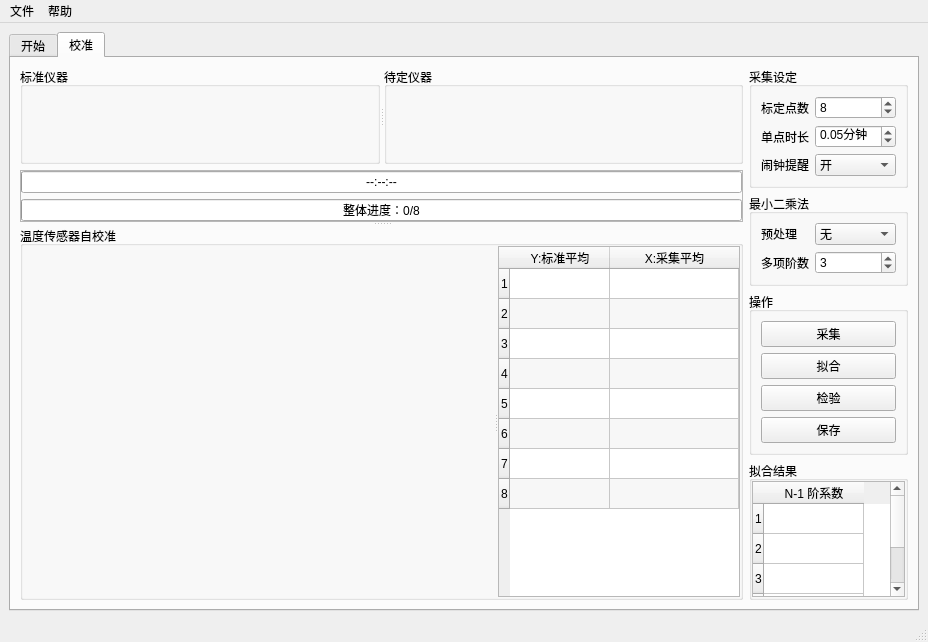
The window that mainwindow.ui (m-RNA/TemperatureSelfCorrectionBasedOnQtSerial) describes before a commit, drawn with Qt 5.
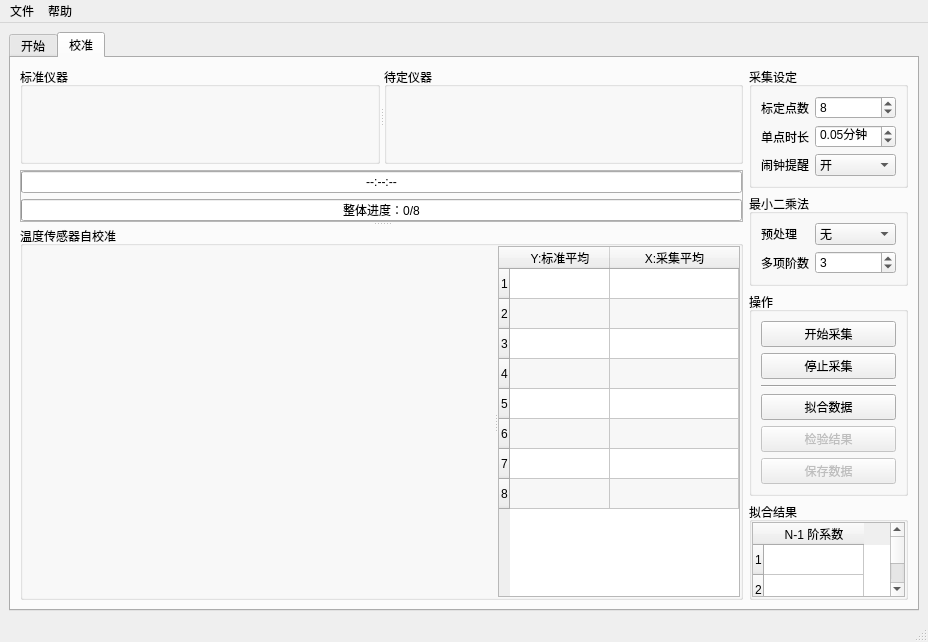
The same window after the commit. Icons and pictures are not drawn. Custom widgets are drawn as their Qt base class.

Commit message: 优化：采集按钮的交互逻辑与相关代码

Diff of the .ui file:
```diff
--- a/mainwindow.ui
+++ b/mainwindow.ui
@@ -554,8 +554,25 @@
               <string>操作</string>
              </property>
              <layout class="QGridLayout" name="gridLayout_4">
-              <item row="3" column="0">
+              <item row="9" column="1" colspan="2">
+               <widget class="QPushButton" name="pushButton_26">
+                <property name="enabled">
+                 <bool>false</bool>
+                </property>
+                <property name="text">
+                 <string>保存数据</string>
+                </property>
+                <property name="icon">
+                 <iconset resource="main.qrc">
+                  <normaloff>:/icon/save.ico</normaloff>:/icon/save.ico</iconset>
+                </property>
+               </widget>
+              </item>
+              <item row="8" column="1" colspan="2">
                <widget class="QPushButton" name="pushButton_25">
+                <property name="enabled">
+                 <bool>false</bool>
+                </property>
                 <property name="sizePolicy">
                  <sizepolicy hsizetype="Minimum" vsizetype="Fixed">
                   <horstretch>0</horstretch>
@@ -563,7 +580,7 @@
                  </sizepolicy>
                 </property>
                 <property name="text">
-                 <string>检验</string>
+                 <string>检验结果</string>
                 </property>
                 <property name="icon">
                  <iconset resource="main.qrc">
@@ -571,7 +588,7 @@
                 </property>
                </widget>
               </item>
-              <item row="0" column="0">
+              <item row="1" column="1" colspan="2">
                <widget class="QPushButton" name="btnCollect">
                 <property name="sizePolicy">
                  <sizepolicy hsizetype="Minimum" vsizetype="Fixed">
@@ -580,7 +597,7 @@
                  </sizepolicy>
                 </property>
                 <property name="text">
-                 <string>采集</string>
+                 <string>开始采集</string>
                 </property>
                 <property name="icon">
                  <iconset resource="main.qrc">
@@ -588,7 +605,7 @@
                 </property>
                </widget>
               </item>
-              <item row="1" column="0">
+              <item row="4" column="1" colspan="2">
                <widget class="QPushButton" name="btnFit">
                 <property name="sizePolicy">
                  <sizepolicy hsizetype="Minimum" vsizetype="Fixed">
@@ -597,7 +614,7 @@
                  </sizepolicy>
                 </property>
                 <property name="text">
-                 <string>拟合</string>
+                 <string>拟合数据</string>
                 </property>
                 <property name="icon">
                  <iconset resource="main.qrc">
@@ -605,14 +622,30 @@
                 </property>
                </widget>
               </item>
-              <item row="4" column="0">
-               <widget class="QPushButton" name="pushButton_26">
+              <item row="2" column="1" colspan="2">
+               <widget class="QPushButton" name="btnCollectStop">
+                <property name="enabled">
+                 <bool>true</bool>
+                </property>
+                <property name="sizePolicy">
+                 <sizepolicy hsizetype="Minimum" vsizetype="Fixed">
+                  <horstretch>0</horstretch>
+                  <verstretch>0</verstretch>
+                 </sizepolicy>
+                </property>
                 <property name="text">
-                 <string>保存</string>
+                 <string>停止采集</string>
                 </property>
                 <property name="icon">
                  <iconset resource="main.qrc">
-                  <normaloff>:/icon/save.ico</normaloff>:/icon/save.ico</iconset>
+                  <normaloff>:/icon/collect.ico</normaloff>:/icon/collect.ico</iconset>
+                </property>
+               </widget>
+              </item>
+              <item row="3" column="1" colspan="2">
+               <widget class="Line" name="line">
+                <property name="orientation">
+                 <enum>Qt::Horizontal</enum>
                 </property>
                </widget>
               </item>
@@ -667,7 +700,7 @@
                  <set>QAbstractItemView::NoEditTriggers</set>
                 </property>
                 <property name="rowCount">
-                 <number>5</number>
+                 <number>4</number>
                 </property>
                 <property name="columnCount">
                  <number>1</number>
@@ -676,7 +709,6 @@
                 <row/>
                 <row/>
                 <row/>
-                <row/>
                 <column>
                  <property name="text">
                   <string>N-1 阶系数</string>
```
The commit also changes 4 other files.
